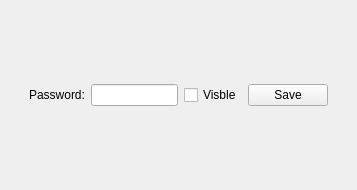
First picture: the form in woterm/qwopasswordinput.ui, repository hongnod/woterm, before the edit.
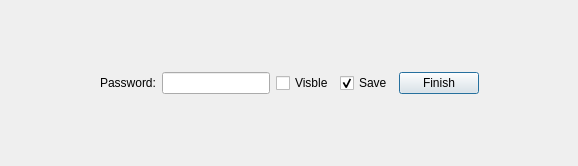
Second picture: the form after the edit.

Commit message: finish friendly tip.

```diff
--- a/woterm/qwopasswordinput.ui
+++ b/woterm/qwopasswordinput.ui
@@ -6,18 +6,31 @@
    <rect>
     <x>0</x>
     <y>0</y>
-    <width>357</width>
-    <height>190</height>
+    <width>578</width>
+    <height>166</height>
    </rect>
   </property>
   <property name="windowTitle">
    <string>Form</string>
   </property>
   <layout class="QHBoxLayout" name="horizontalLayout">
+   <item>
+    <spacer name="horizontalSpacer_3">
+     <property name="orientation">
+      <enum>Qt::Horizontal</enum>
+     </property>
+     <property name="sizeHint" stdset="0">
+      <size>
+       <width>40</width>
+       <height>20</height>
+      </size>
+     </property>
+    </spacer>
+   </item>
    <item>
     <layout class="QVBoxLayout" name="verticalLayout">
      <item>
-      <spacer name="verticalSpacer_2">
+      <spacer name="verticalSpacer">
        <property name="orientation">
         <enum>Qt::Vertical</enum>
        </property>
@@ -29,21 +42,17 @@
        </property>
       </spacer>
      </item>
+     <item>
+      <widget class="QWidget" name="inputArea" native="true">
+       <property name="autoFillBackground">
+        <bool>false</bool>
+       </property>
+       <property name="styleSheet">
+        <string notr="true"/>
+       </property>
+       <layout class="QVBoxLayout" name="verticalLayout_2">
      <item>
       <layout class="QHBoxLayout" name="horizontalLayout_3">
-       <item>
-        <spacer name="horizontalSpacer">
-         <property name="orientation">
-          <enum>Qt::Horizontal</enum>
-         </property>
-         <property name="sizeHint" stdset="0">
-          <size>
-           <width>40</width>
-           <height>20</height>
-          </size>
-         </property>
-        </spacer>
-       </item>
        <item>
         <widget class="QLabel" name="tip">
          <property name="text">
@@ -62,29 +71,35 @@
         </widget>
        </item>
        <item>
-        <widget class="QPushButton" name="btnSave">
+           <widget class="QCheckBox" name="save">
          <property name="text">
           <string>Save</string>
          </property>
+            <property name="checked">
+             <bool>true</bool>
+            </property>
         </widget>
        </item>
        <item>
-        <spacer name="horizontalSpacer_2">
-         <property name="orientation">
-          <enum>Qt::Horizontal</enum>
-         </property>
-         <property name="sizeHint" stdset="0">
-          <size>
-           <width>40</width>
-           <height>20</height>
-          </size>
-         </property>
-        </spacer>
+           <widget class="QPushButton" name="btnFinish">
+            <property name="text">
+             <string>Finish</string>
+            </property>
+            <property name="autoDefault">
+             <bool>true</bool>
+            </property>
+            <property name="default">
+             <bool>true</bool>
+            </property>
+           </widget>
        </item>
       </layout>
      </item>
+       </layout>
+      </widget>
+     </item>
      <item>
-      <spacer name="verticalSpacer">
+      <spacer name="verticalSpacer_2">
        <property name="orientation">
         <enum>Qt::Vertical</enum>
        </property>
@@ -98,6 +113,19 @@
      </item>
     </layout>
    </item>
+   <item>
+    <spacer name="horizontalSpacer_4">
+     <property name="orientation">
+      <enum>Qt::Horizontal</enum>
+     </property>
+     <property name="sizeHint" stdset="0">
+      <size>
+       <width>40</width>
+       <height>20</height>
+      </size>
+     </property>
+    </spacer>
+   </item>
   </layout>
  </widget>
  <resources/>
```
Lines whose indentation alone changed are shown as unchanged. The commit also changes 3 other files.
